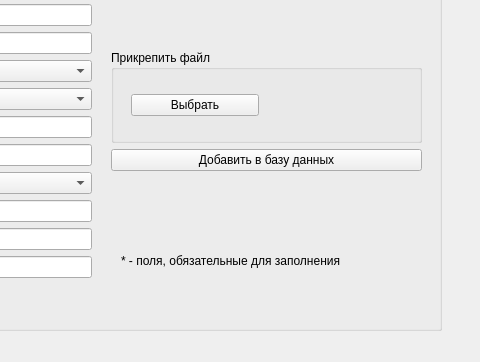
Before: the Qt Designer form newmeta.ui in AnMikhaylova/project_oop, drawn with Qt 5; both pictures show x 269 to 749 and y 260 to 622 of the 749 by 622 pixel window.
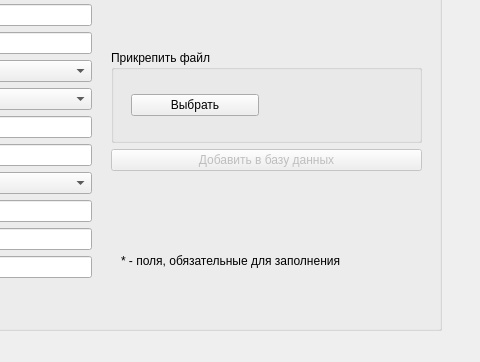
After: the same form once the commit is applied.

The edit to the form file:
```diff
--- a/newmeta.ui
+++ b/newmeta.ui
@@ -360,6 +360,9 @@
      </item>
      <item>
       <widget class="QPushButton" name="add_db">
+       <property name="enabled">
+        <bool>false</bool>
+       </property>
        <property name="text">
         <string>Добавить в базу данных</string>
        </property>
```
